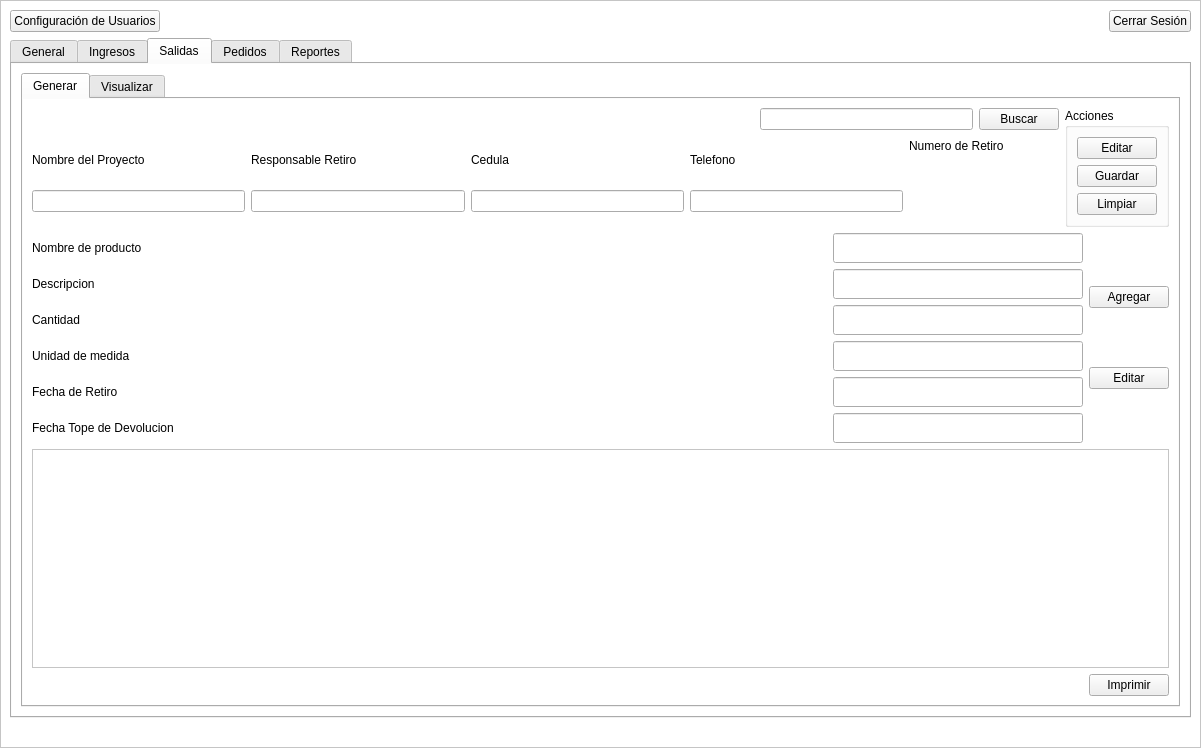
Qt form ui/menuprincipal.ui (juliosi02/YSR-Control-de-Inventario) before a commit.
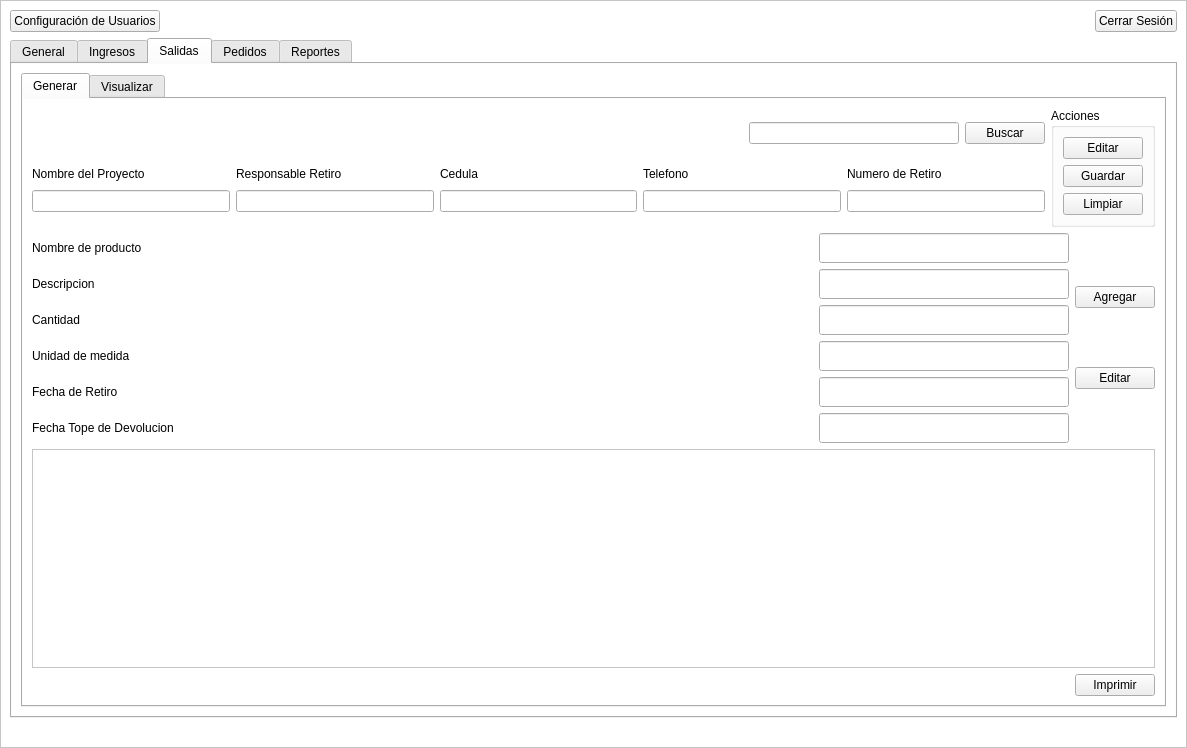
The same form after that commit. The open tabs and pages were chosen to show the change.

What changed in the file:
```diff
--- a/ui/menuprincipal.ui
+++ b/ui/menuprincipal.ui
@@ -6,7 +6,7 @@
    <rect>
     <x>0</x>
     <y>0</y>
-    <width>1201</width>
+    <width>1187</width>
     <height>748</height>
    </rect>
   </property>
@@ -1664,9 +1664,9 @@
                         </widget>
                        </item>
                        <item>
-                        <widget class="QLabel" name="label_numeroPedido_3">
-                         <property name="text">
-                          <string/>
+                        <widget class="QLineEdit" name="txt_salidanumero">
+                         <property name="readOnly">
+                          <bool>true</bool>
                          </property>
                         </widget>
                        </item>
```
Left out of the diff: 22 changed lines with no effect on the pictures.
